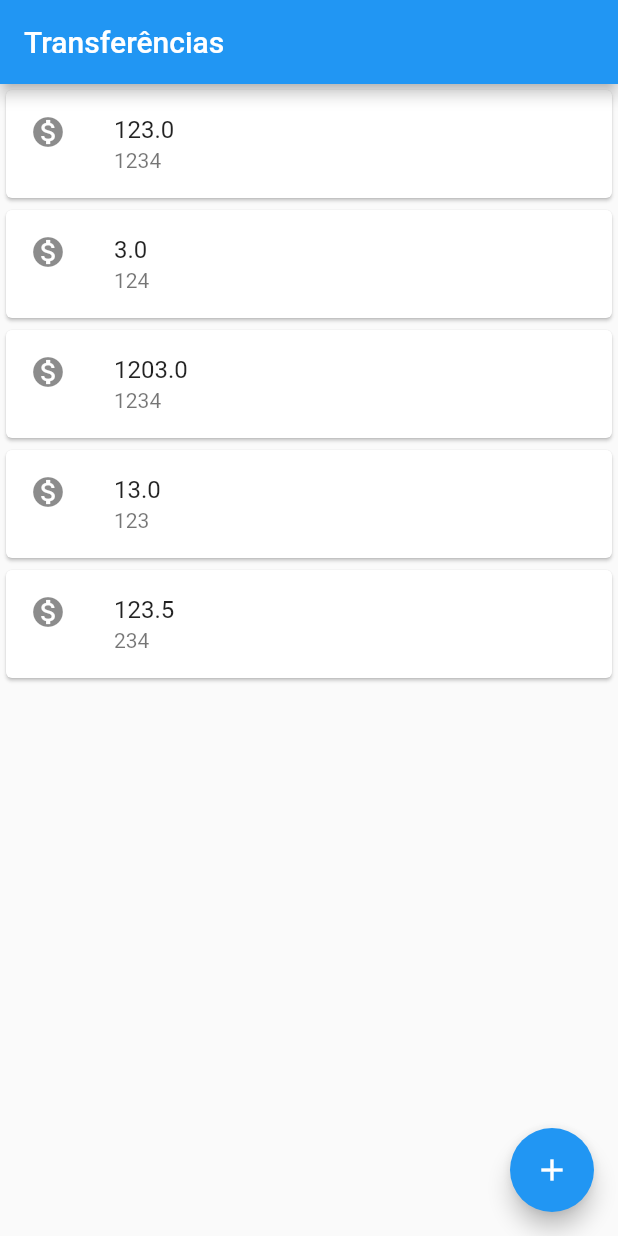
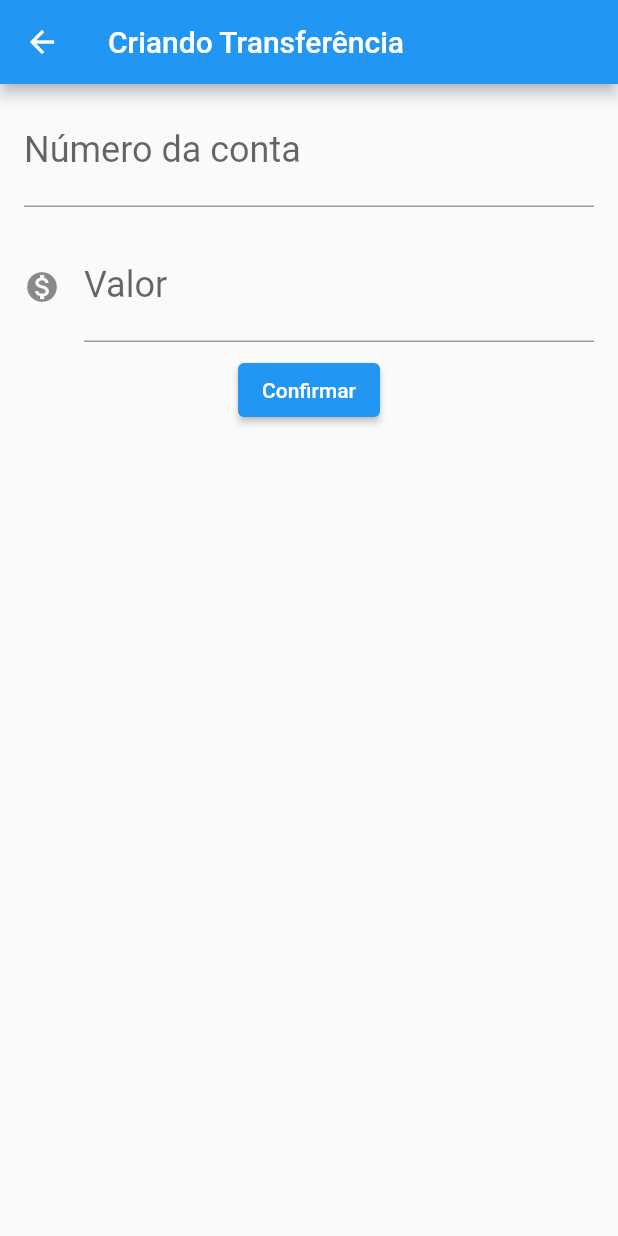
Before and after one commit to fernandozanutto/Flutter-First-App, a Flutter app: the screen it shows after launch, after a tap on the "add" icon, on a phone screen of 412 x 824 dp. Run offline on Flutter 3.47's test engine with Material 2 defaults, Android fonts, the phone set to English and light mode, and no system bars.

```diff
--- a/lib/main.dart
+++ b/lib/main.dart
@@ -1,25 +1,105 @@
 import 'package:flutter/material.dart';
 
-void main() => runApp(
-      MaterialApp(
+void main() => runApp(ByteBankApp());
+
+class ByteBankApp extends StatelessWidget {
+  const ByteBankApp({Key? key}) : super(key: key);
+
+  @override
+  Widget build(BuildContext context) {
+    return MaterialApp(
       home: Scaffold(
+        body: TransactionList(),
+      ),
+    );
+  }
+}
+
+class TransactionForm extends StatelessWidget {
+  TransactionForm({Key? key}) : super(key: key);
+
+  final TextEditingController _controllerAccountNumber =
+      TextEditingController();
+  final TextEditingController _controllerValue = TextEditingController();
+
+  @override
+  Widget build(BuildContext context) {
+    return Scaffold(
+      appBar: AppBar(
+        title: const Text("Criando Transferência"),
+      ),
+      body: Column(
+        children: [
+          Editor("Número da conta",
+              controller: _controllerAccountNumber, hint: "0000"),
+          Editor("Valor",
+              controller: _controllerValue,
+              hint: "0.00",
+              icon: Icons.monetization_on),
+          ElevatedButton(
+              onPressed: () => _createTransaction(context),
+              child: const Text("Confirmar")),
+        ],
+      ),
+    );
+  }
+
+  void _createTransaction(BuildContext context) {
+    final value = double.tryParse(_controllerValue.text);
+    final accountNumber =
+        int.tryParse(_controllerAccountNumber.text);
+
+    if (value != null && accountNumber != null) {
+      final transaction = Transaction(value, accountNumber);
+
+      ScaffoldMessenger.of(context).showSnackBar(
+          SnackBar(content: Text("Transferencia criada")));
+    }
+  }
+}
+
+class Editor extends StatelessWidget {
+  TextEditingController? controller;
+  String label;
+  String? hint;
+  IconData? icon;
+
+  Editor(this.label, {this.controller, this.hint, this.icon});
+
+  @override
+  Widget build(BuildContext context) {
+    return Padding(
+      padding: const EdgeInsets.fromLTRB(16, 8, 16, 8),
+      child: TextField(
+        controller: controller,
+        style: const TextStyle(fontSize: 24.0),
+        keyboardType: TextInputType.number,
+        decoration: InputDecoration(
+          labelText: label,
+          hintText: hint,
+          icon: icon != null ? Icon(icon) : null,
+        ),
+      ),
+    );
+  }
+}
+
+class TransactionList extends StatelessWidget {
+  @override
+  Widget build(BuildContext context) {
+    return Scaffold(
       appBar: AppBar(
         title: const Text("Transferências"),
       ),
       floatingActionButton: FloatingActionButton(
         child: const Icon(Icons.add),
-            onPressed: () => {},
+        onPressed: () {
+          Navigator.push(context, MaterialPageRoute(builder: (context) {
+            return TransactionForm();
+          }));
+        },
       ),
-          body: TransactionList()
-        ),
-      ),
-    );
-
-
-class TransactionList extends StatelessWidget {
-  @override
-  Widget build(BuildContext context) {
-    return Column(
+      body: Column(
         children: [
           TransactionItem(Transaction(123.00, 1234)),
           TransactionItem(Transaction(3.00, 124)),
@@ -27,13 +107,12 @@ class TransactionList extends StatelessWidget {
           TransactionItem(Transaction(13.00, 123)),
           TransactionItem(Transaction(123.50, 234)),
         ],
+      ),
     );
   }
 }
 
-
 class TransactionItem extends StatelessWidget {
-
   final Transaction transaction;
 
   TransactionItem(this.transaction);
@@ -51,7 +130,6 @@ class TransactionItem extends StatelessWidget {
   }
 }
 
-
 class Transaction {
   final double value;
   final int account;
```
Lines whose indentation alone changed are shown as unchanged.
